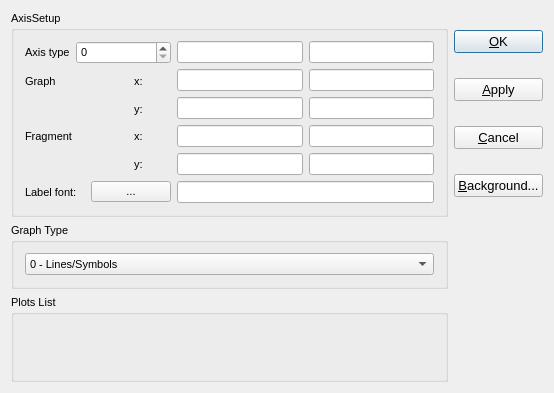
Above: gems3/vizor4/dlg4/LegendDialog4.ui from gemshub/GEMSGUI before the change. Below: the same form after it.
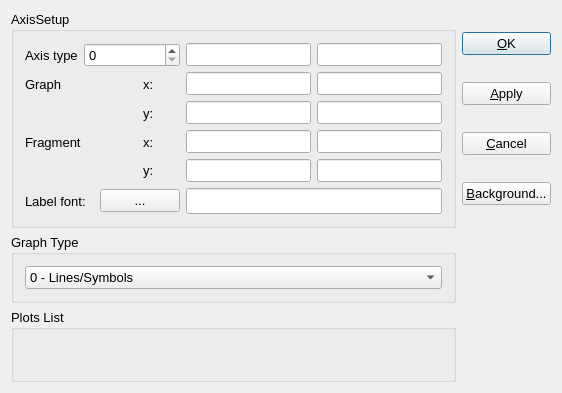
That is the form after the change.

Commit message: Merged from upgrade adjusted fonts and comments on all dialogs (for consistency between win32, macosx and linux) DK,SD

```diff
--- a/gems3/vizor4/dlg4/LegendDialog4.ui
+++ b/gems3/vizor4/dlg4/LegendDialog4.ui
@@ -12,7 +12,7 @@
   </property>
   <property name="font">
    <font>
-    <pointsize>8</pointsize>
+    <pointsize>10</pointsize>
    </font>
   </property>
   <property name="windowTitle">
@@ -216,6 +216,11 @@
       </item>
       <item row="5" column="4">
        <widget class="QLineEdit" name="pLabelFont">
+        <property name="font">
+         <font>
+          <pointsize>11</pointsize>
+         </font>
+        </property>
         <property name="toolTip">
          <string>This label font is common for all graphs</string>
         </property>
@@ -229,19 +234,8 @@
    </item>
    <item row="0" column="1">
     <layout class="QVBoxLayout">
-     <property name="spacing">
-      <number>6</number>
-     </property>
-     <property name="margin">
-      <number>0</number>
-     </property>
      <item>
       <widget class="QPushButton" name="pBtnOk">
-       <property name="font">
-        <font>
-         <pointsize>10</pointsize>
-        </font>
-       </property>
        <property name="toolTip">
         <string>Apply changes to the graph and close this dialog</string>
        </property>
@@ -255,11 +249,6 @@
      </item>
      <item>
       <widget class="QPushButton" name="pBtnApply">
-       <property name="font">
-        <font>
-         <pointsize>10</pointsize>
-        </font>
-       </property>
        <property name="toolTip">
         <string>Apply changes to the graph and do not close this dialog</string>
        </property>
@@ -270,11 +259,6 @@
      </item>
      <item>
       <widget class="QPushButton" name="pBthCancel">
-       <property name="font">
-        <font>
-         <pointsize>10</pointsize>
-        </font>
-       </property>
        <property name="toolTip">
         <string>Discard  changes and close this dialog</string>
        </property>
@@ -285,11 +269,6 @@
      </item>
      <item>
       <widget class="QPushButton" name="pBtnBackgr">
-       <property name="font">
-        <font>
-         <pointsize>10</pointsize>
-        </font>
-       </property>
        <property name="toolTip">
         <string>Set background color of the graph area</string>
        </property>
```
The commit also changes 39 other files.
